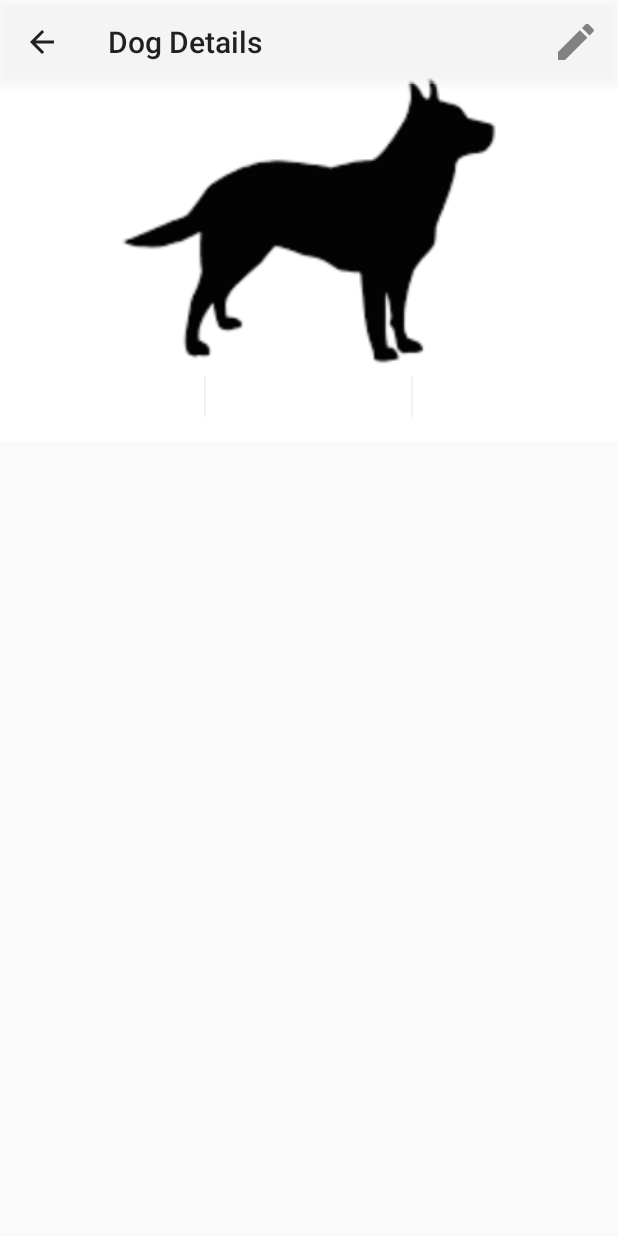
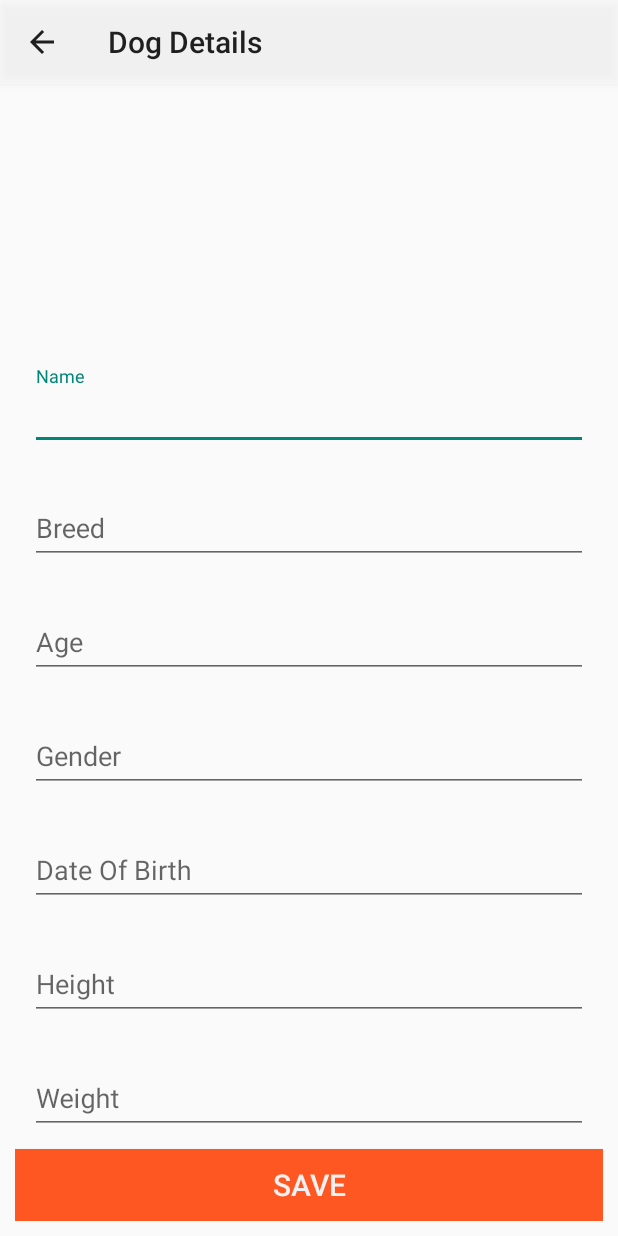
Before and after one commit to jelenabole/dogTracker, an Android app: the DogDetailsActivity screen opened directly, with no data from a screen before it, after a tap on "Edit", on a phone screen of 412 x 824 dp. Run offline under Robolectric (Android 15) with nearby library versions, the phone set to English and light mode, and no system bars; our stand-ins replace ButterKnife, Firebase (no records; nobody signed in at launch, a user with empty details on screens opened directly); libraries missing offline, so code that uses them is left out: com.raizlabs.android; 18 statements that could not run were skipped.

Commit message:
added dog edit activity,back button that returns dogIndex (intent)

```diff
--- a/app/src/main/java/hr/tvz/trackmydog/FBAuth.java
+++ b/app/src/main/java/hr/tvz/trackmydog/FBAuth.java
@@ -29,6 +29,17 @@ public class FBAuth {
     public static FirebaseAuth mAuth;
     private static User localUser;
     private static CurrentUser currentUserFB;
+
+    /* ERROR - check if this works */
+    private static Integer currentDogIndex;
+    public static Integer getCurrentDogIndex() {
+        return currentDogIndex;
+    }
+    public static void setCurrentDogIndex(Integer index) {
+        currentDogIndex = index;
+    }
+
+    /* END check */
 
     // get FB user:
     public static CurrentUser getCurrentUserFB() {
--- a/app/src/main/java/hr/tvz/trackmydog/activities/DogDetailsActivity.java
+++ b/app/src/main/java/hr/tvz/trackmydog/activities/DogDetailsActivity.java
@@ -1,5 +1,6 @@
 package hr.tvz.trackmydog.activities;
 
+import android.content.Intent;
 import android.os.Bundle;
 import android.support.annotation.NonNull;
 import android.support.v7.app.AppCompatActivity;
@@ -10,6 +11,7 @@ import android.view.View;
 import android.widget.ImageView;
 import android.widget.LinearLayout;
 import android.widget.TextView;
+import android.widget.Toast;
 
 import com.google.firebase.database.DataSnapshot;
 import com.google.firebase.database.DatabaseError;
@@ -35,8 +37,7 @@ public class DogDetailsActivity extends AppCompatActivity {
     private String dogLink;
     private DatabaseReference dogRef;
     private Dog dog;
-
-
+    private Integer dogIndex;
 
     @BindView(R.id.infoBanner) LinearLayout infoBanner;
     @BindView(R.id.dogImage) ImageView dogImage;
@@ -60,10 +61,14 @@ public class DogDetailsActivity extends AppCompatActivity {
         ButterKnife.bind(this);
 
         // TODO - get user and get dog index = get their info:
-        int dogIndex = getIntent().getIntExtra("dogIndex", -1);
-        dogLink = "users/" + FBAuth.getUserKey() + "/dogs/" + dogIndex;
-
-        getDogDetails();
+        dogIndex = getIntent().getIntExtra("dogIndex", -1);
+        // means the activity has been paused:
+        if (dogIndex != -1) {
+            FBAuth.setCurrentDogIndex(dogIndex);
+            Log.d(TAG, "show details of dog with index: " + dogIndex);
+            dogLink = "users/" + FBAuth.getUserKey() + "/dogs/" + dogIndex;
+            getDogDetails();
+        }
     };
 
     /**
@@ -142,11 +147,6 @@ public class DogDetailsActivity extends AppCompatActivity {
         // label = dogColor
     }
 
-    // TODO - add all info about dogs health, and else
-    // TODO - change base (loaction + info)
-    // TODO - edit info enabled (add button)
-    // TODO - add activity animations (image)
-
     // create an action bar button
     @Override
     public boolean onCreateOptionsMenu(Menu menu) {
@@ -159,11 +159,37 @@ public class DogDetailsActivity extends AppCompatActivity {
     public boolean onOptionsItemSelected(MenuItem item) {
         int id = item.getItemId();
         if (id == R.id.edit) {
-            Log.d(TAG, "edit dog info");
-            // do something here
+            Log.d(TAG, "edit dog info: " + dog.getIndex());
+            Intent intent = new Intent(this, DogDetailsEditActivity.class);
+            intent.putExtra("dogIndex", dog.getIndex());
+            startActivityForResult(intent, 0);
         }
         return super.onOptionsItemSelected(item);
     }
 
+    @Override
+    public void onActivityResult(int requestCode, int resultCode, Intent data) {
+        Log.d(TAG, "returned from editing dog info");
+        if (resultCode == RESULT_OK && requestCode == 0) {
+            Toast.makeText(this, "Dog info Saved", Toast.LENGTH_SHORT).show();
+        }
+    }
+
+    @Override
+    public void onPause() {
+        super.onPause();
+        Log.d(TAG, "on pause - dog index: " + dogIndex);
+        FBAuth.setCurrentDogIndex(dogIndex);
+    }
+
+    @Override
+    public void onResume() {
+        super.onResume();
+        dogIndex = FBAuth.getCurrentDogIndex();
+        Log.d(TAG, "on resume - dog index: " + dogIndex);
+
+        dogLink = "users/" + FBAuth.getUserKey() + "/dogs/" + dogIndex;
+        getDogDetails();
+    }
 
 }
--- /dev/null
+++ b/app/src/main/java/hr/tvz/trackmydog/activities/DogDetailsEditActivity.java
@@ -0,0 +1,100 @@
+package hr.tvz.trackmydog.activities;
+
+import android.content.Intent;
+import android.os.Bundle;
+import android.support.design.widget.TextInputEditText;
+import android.support.v7.app.AppCompatActivity;
+import android.util.Log;
+import android.view.View;
+import android.widget.Button;
+import android.widget.ImageView;
+import android.widget.LinearLayout;
+import android.widget.TextView;
+
+import com.google.firebase.database.DatabaseReference;
+
+import java.util.Date;
+
+import butterknife.BindView;
+import butterknife.ButterKnife;
+import hr.tvz.trackmydog.FBAuth;
+import hr.tvz.trackmydog.R;
+import hr.tvz.trackmydog.dogModel.Dog;
+import hr.tvz.trackmydog.userModel.BasicDog;
+import hr.tvz.trackmydog.userModel.CurrentUser;
+
+public class DogDetailsEditActivity extends AppCompatActivity {
+
+    private static final String TAG = "Dog Details Edit Activity";
+
+    // TODO - info from DbFlowApp:
+    private BasicDog dog;
+
+    // @BindView(R.id.dogImage) ImageView dogImage;
+    @BindView(R.id.name) TextView name;
+    @BindView(R.id.breed) TextView breed;
+    @BindView(R.id.age) TextView age;
+
+    @BindView(R.id.height) TextView height;
+    @BindView(R.id.weight) TextView weight;
+
+    @BindView(R.id.gender) TextInputEditText gender;
+    @BindView(R.id.dateOfBirth) TextInputEditText dateOfBirth;
+    @BindView(R.id.saveButton) Button saveButton;
+
+
+    @Override
+    protected void onCreate(Bundle savedInstanceState) {
+        super.onCreate(savedInstanceState);
+        Log.d(TAG, "on Create");
+
+        setContentView(R.layout.activity_dog_details_edit);
+        ButterKnife.bind(this);
+
+        int dogIndex = getIntent().getIntExtra("dogIndex", -1);
+        dog = FBAuth.getCurrentUserFB().getDogs().get(dogIndex);
+
+        // set all fields to values
+        setFieldValues();
+        saveButton.setOnClickListener(new View.OnClickListener() {
+            // TODO - save function needed for firebase (and maybe local base)
+            @Override
+            public void onClick(View v) {
+                System.out.println("changes saved - not imported");
+                // save changes to firebase:
+                // finish the activity
+            }
+        });
+    };
+
+    private void setFieldValues() {
+        Log.d(TAG, "set field values - prepare for edit");
+
+        Log.d(TAG, "dog: " + dog.toString());
+        name.setText(getStringForEdit(dog.getName()));
+        breed.setText(getStringForEdit(dog.getBreed()));
+        age.setText(getStringForEdit(dog.getAge()));
+
+        height.setText(getStringForEdit(dog.getHeight()));
+        weight.setText(getStringForEdit(dog.getWeight()));
+        dateOfBirth.setText(getStringForEdit(dog.getDateOfBirth()));
+        gender.setText(getStringForEdit(dog.getGender()));
+    }
+
+
+    /* STRINGS FOR EDIT FIELDS */
+
+    public String getStringForEdit(String str) {
+        return str == null ? "" : str;
+    }
+
+    public String getStringForEdit(Integer str) {
+        return str == null ? "" : str.toString();
+    }
+
+    public String getStringForEdit(Date str) {
+        // TODO - format:
+        return str == null ? "" : str.toString();
+    }
+
+}
--- /dev/null
+++ b/app/src/main/res/layout/activity_dog_details_edit.xml
@@ -0,0 +1,142 @@
+<?xml version="1.0" encoding="utf-8"?>
+<android.support.constraint.ConstraintLayout xmlns:android="http://schemas.android.com/apk/res/android"
+    xmlns:app="http://schemas.android.com/apk/res-auto"
+    xmlns:tools="http://schemas.android.com/tools"
+    android:layout_width="match_parent"
+    android:layout_height="match_parent"
+    tools:context=".MainActivity">
+
+    <!-- edit fields = restrict to one line -->
+
+    <RelativeLayout
+        android:orientation="vertical"
+        android:layout_width="match_parent"
+        android:layout_height="match_parent"
+        android:elevation="4dp"
+        android:padding="10dp"
+        android:paddingBottom="24dp">
+
+        <!--
+        <TextView
+            android:layout_width="match_parent"
+            android:layout_height="wrap_content"
+            android:gravity="center"
+            android:padding="10dp"
+            android:text="USER PROFILE"
+            android:textSize="20dp" />
+        -->
+
+        <LinearLayout
+            android:layout_width="match_parent"
+            android:layout_height="wrap_content"
+            android:layout_above="@id/saveButton"
+            android:layout_below="@id/header"
+            android:gravity="center"
+            android:orientation="vertical">
+
+            <android.support.design.widget.TextInputLayout
+                android:layout_width="match_parent"
+                android:layout_height="wrap_content"
+                android:padding="10dp">
+
+                <android.support.design.widget.TextInputEditText
+                    android:id="@+id/name"
+                    android:layout_width="match_parent"
+                    android:layout_height="wrap_content"
+                    android:hint="@string/dog_name"
+                    android:singleLine="true" />
+            </android.support.design.widget.TextInputLayout>
+
+            <android.support.design.widget.TextInputLayout
+                android:layout_width="match_parent"
+                android:layout_height="wrap_content"
+                android:padding="10dp">
+
+                <android.support.design.widget.TextInputEditText
+                    android:id="@+id/breed"
+                    android:layout_width="match_parent"
+                    android:layout_height="wrap_content"
+                    android:hint="@string/dog_breed"
+                    android:singleLine="true" />
+            </android.support.design.widget.TextInputLayout>
+
+            <android.support.design.widget.TextInputLayout
+                android:layout_width="match_parent"
+                android:layout_height="wrap_content"
+                android:padding="10dp">
+
+                <android.support.design.widget.TextInputEditText
+                    android:id="@+id/age"
+                    android:layout_width="match_parent"
+                    android:layout_height="wrap_content"
+                    android:hint="@string/dog_age"
+                    android:singleLine="true" />
+            </android.support.design.widget.TextInputLayout>
+
+            <android.support.design.widget.TextInputLayout
+                android:layout_width="match_parent"
+                android:layout_height="wrap_content"
+                android:padding="10dp">
+
+                <android.support.design.widget.TextInputEditText
+                    android:id="@+id/gender"
+                    android:layout_width="match_parent"
+                    android:layout_height="wrap_content"
+                    android:hint="@string/dog_gender"
+                    android:singleLine="true" />
+            </android.support.design.widget.TextInputLayout>
+
+            <android.support.design.widget.TextInputLayout
+                android:layout_width="match_parent"
+                android:layout_height="wrap_content"
+                android:padding="10dp">
+
+                <android.support.design.widget.TextInputEditText
+                    android:id="@+id/dateOfBirth"
+                    android:layout_width="match_parent"
+                    android:layout_height="wrap_content"
+                    android:hint="@string/dog_date_of_birth"
+                    android:singleLine="true" />
+            </android.support.design.widget.TextInputLayout>
+
+            <android.support.design.widget.TextInputLayout
+                android:layout_width="match_parent"
+                android:layout_height="wrap_content"
+                android:padding="10dp">
+
+                <android.support.design.widget.TextInputEditText
+                    android:id="@+id/height"
+                    android:layout_width="match_parent"
+                    android:layout_height="wrap_content"
+                    android:hint="@string/dog_height"
+                    android:singleLine="true" />
+            </android.support.design.widget.TextInputLayout>
+
+            <android.support.design.widget.TextInputLayout
+                android:layout_width="match_parent"
+                android:layout_height="wrap_content"
+                android:padding="10dp">
+
+                <android.support.design.widget.TextInputEditText
+                    android:id="@+id/weight"
+                    android:layout_width="match_parent"
+                    android:layout_height="wrap_content"
+                    android:hint="@string/dog_weight"
+                    android:singleLine="true" />
+            </android.support.design.widget.TextInputLayout>
+        </LinearLayout>
+
+
+        <Button
+            android:id="@+id/saveButton"
+            android:layout_width="match_parent"
+            android:layout_height="wrap_content"
+            android:layout_alignParentBottom="true"
+            android:background="@color/colorAccent"
+            android:textColor="@color/white"
+            android:textSize="20dp"
+            android:text="SAVE" />
+
+    </RelativeLayout>
+
+</android.support.constraint.ConstraintLayout>
--- a/app/src/main/res/values/strings.xml
+++ b/app/src/main/res/values/strings.xml
@@ -36,4 +36,14 @@
 
     <!-- action bar menu = buttons -->
     <string name="action_edit">Edit</string>
+
+    <!-- edit dog activity = hints -->
+    <string name="dog_name">Name</string>
+    <string name="dog_breed">Breed</string>
+    <string name="dog_age">Age</string>
+    <string name="dog_gender">Gender</string>
+    <string name="dog_date_of_birth">Date Of Birth</string>
+
+    <string name="dog_weight">Weight</string>
+    <string name="dog_height">Height</string>
 </resources>
```
Also changed, not shown: app/src/main/AndroidManifest.xml (+8 -1 lines), app/src/main/java/hr/tvz/trackmydog/dogModel/Dog.java (+48 -0 lines), app/src/main/java/hr/tvz/trackmydog/userModel/BasicDog.java (+49 -12 lines).
